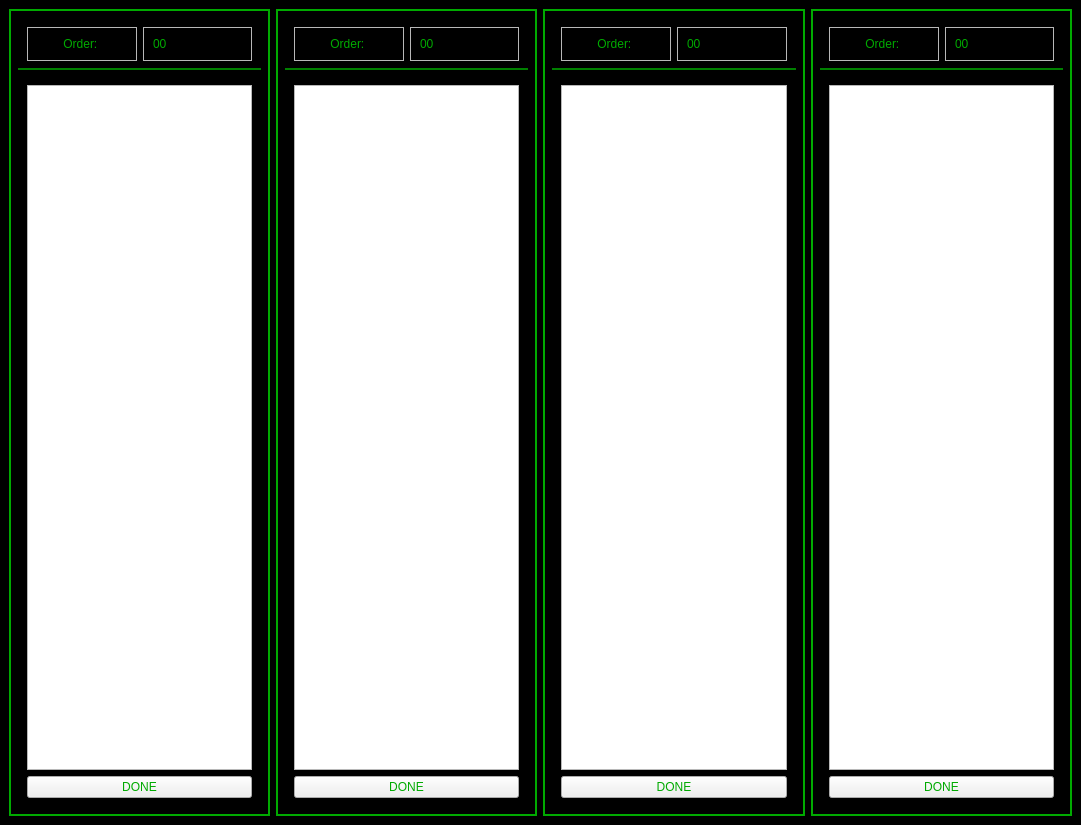
First picture: the form in Cook/cookGUI.ui, repository CS-3560-02-5/Los-Pollos-Hermanos-Drive-Thru-System, before the edit.
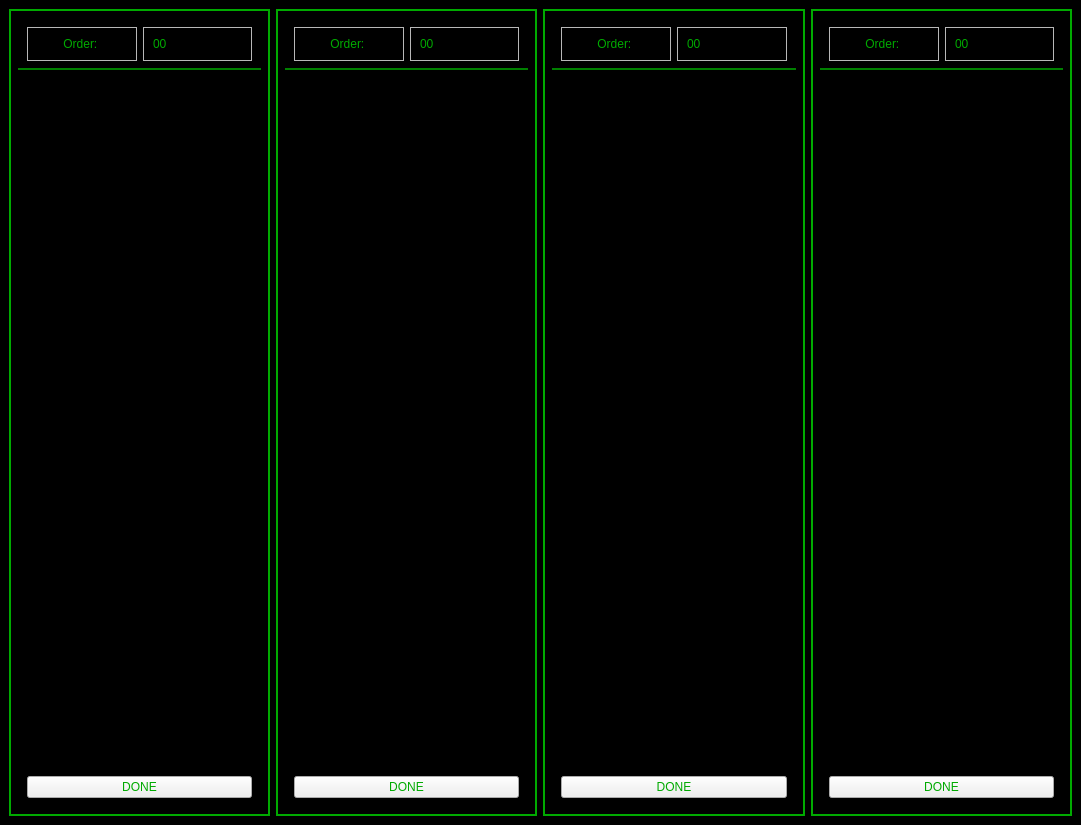
Second picture: the form after the edit.

Commit message: finished making cookGUI with josh and kyle

```diff
--- a/Cook/cookGUI.ui
+++ b/Cook/cookGUI.ui
@@ -107,7 +107,14 @@
         <widget class="QWidget" name="widget_5" native="true">
          <layout class="QVBoxLayout" name="verticalLayout_2">
           <item>
-           <widget class="QListWidget" name="listWidget"/>
+           <widget class="QListWidget" name="listWidget">
+            <property name="styleSheet">
+             <string notr="true">font: 12pt &quot;Arial&quot;;
+border-color: rgb(0, 0, 0);
+color: rgb(0, 170, 0);
+background-color: rgb(0, 0, 0);</string>
+            </property>
+           </widget>
           </item>
           <item>
            <widget class="QPushButton" name="doneButton1">
@@ -203,7 +210,14 @@
         <widget class="QWidget" name="widget_9" native="true">
          <layout class="QVBoxLayout" name="verticalLayout_3">
           <item>
-           <widget class="QListWidget" name="listWidget_2"/>
+           <widget class="QListWidget" name="listWidget_2">
+            <property name="styleSheet">
+             <string notr="true">font: 12pt &quot;Arial&quot;;
+border-color: rgb(0, 0, 0);
+color: rgb(0, 170, 0);
+background-color: rgb(0, 0, 0);</string>
+            </property>
+           </widget>
           </item>
           <item>
            <widget class="QPushButton" name="doneButton2">
@@ -299,7 +313,14 @@
         <widget class="QWidget" name="widget_10" native="true">
          <layout class="QVBoxLayout" name="verticalLayout_4">
           <item>
-           <widget class="QListWidget" name="listWidget_3"/>
+           <widget class="QListWidget" name="listWidget_3">
+            <property name="styleSheet">
+             <string notr="true">font: 12pt &quot;Arial&quot;;
+border-color: rgb(0, 0, 0);
+color: rgb(0, 170, 0);
+background-color: rgb(0, 0, 0);</string>
+            </property>
+           </widget>
           </item>
           <item>
            <widget class="QPushButton" name="doneButton3">
@@ -395,7 +416,14 @@
         <widget class="QWidget" name="widget_11" native="true">
          <layout class="QVBoxLayout" name="verticalLayout_5">
           <item>
-           <widget class="QListWidget" name="listWidget_4"/>
+           <widget class="QListWidget" name="listWidget_4">
+            <property name="styleSheet">
+             <string notr="true">font: 12pt &quot;Arial&quot;;
+border-color: rgb(0, 0, 0);
+color: rgb(0, 170, 0);
+background-color: rgb(0, 0, 0);</string>
+            </property>
+           </widget>
           </item>
           <item>
            <widget class="QPushButton" name="doneButton4">
```
The commit also changes 2 other files.
